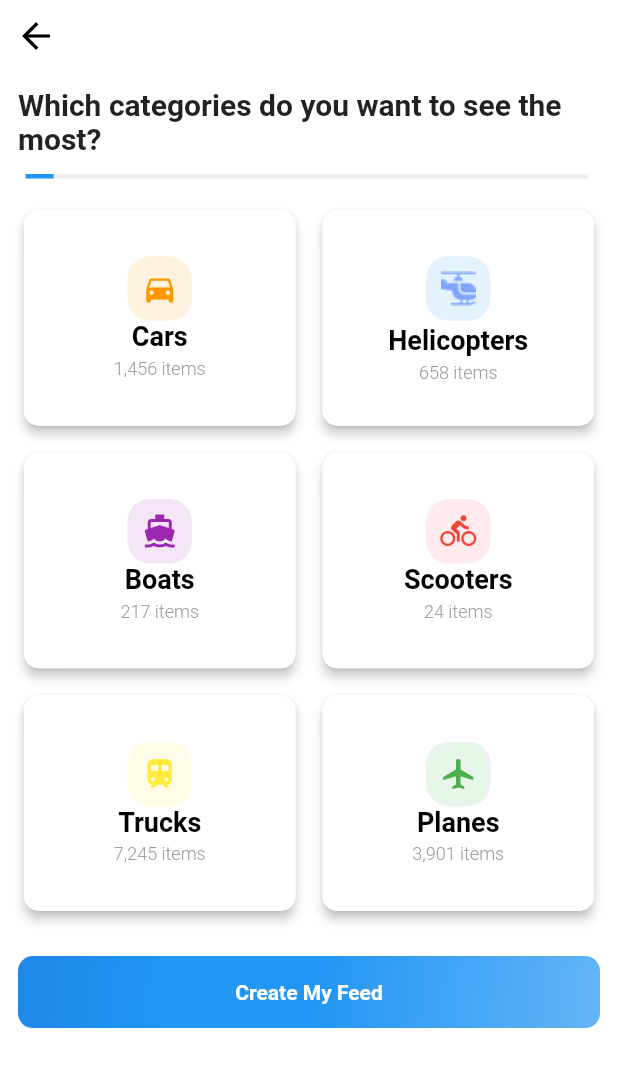
After one commit to ch-muhammad-adil/our_flutter_ui_challenges, a Flutter app: the MyHomePageScreen screen opened directly, on a phone screen of 412 x 824 dp. The commit adds this screen. Shown: the top 1067 px of the screen. Run offline on Flutter 3.47's test engine with Material 2 defaults, Android fonts, the phone set to English and light mode, and no system bars; drawn by our look-alikes of percent_indicator.

Commit message:
directory of car rental app added with complete files and implementation

```diff
--- /dev/null
+++ b/lib/car_rental_screens/home_screen.dart
@@ -0,0 +1,253 @@
+import 'package:flutter/material.dart';
+import 'package:percent_indicator/linear_percent_indicator.dart';
+
+//void main() => runApp(HomeScreen());
+
+//class HomeScreen extends StatelessWidget {
+//  // This widget is the root of your application.
+//  @override
+//  Widget build(BuildContext context) {
+//    return MaterialApp(
+//      title: 'Flutter Demo',
+//      theme: ThemeData(
+//        // This is the theme of your application.
+//        //
+//        // Try running your application with "flutter run". You'll see the
+//        // application has a blue toolbar. Then, without quitting the app, try
+//        // changing the primarySwatch below to Colors.green and then invoke
+//        // "hot reload" (press "r" in the console where you ran "flutter run",
+//        // or simply save your changes to "hot reload" in a Flutter IDE).
+//        // Notice that the counter didn't reset back to zero; the application
+//        // is not restarted.
+//        primarySwatch: Colors.blue,
+//      ),
+//      debugShowCheckedModeBanner: false,
+//      home: MyHomePage(title: ''),
+//    );
+//  }
+//}
+////
+class MyHomePageScreen extends StatefulWidget {
+//  MyHomePage({Key key, this.title}) : super(key: key);
+
+  // This widget is the home page of your application. It is stateful, meaning
+  // that it has a State object (defined below) that contains fields that affect
+  // how it looks.
+
+  // This class is the configuration for the state. It holds the values (in this
+  // case the title) provided by the parent (in this case the App widget) and
+  // used by the build method of the State. Fields in a Widget subclass are
+  // always marked "final".
+
+//  final String title;
+
+  @override
+  HomeScreen createState() => HomeScreen();
+}
+
+class HomeScreen extends State<MyHomePageScreen> {
+  @override
+  Widget build(BuildContext context) {
+    return new Scaffold(
+        backgroundColor: Colors.white,
+        resizeToAvoidBottomPadding: false,
+        body: ListView(
+          children: <Widget>[
+            Stack(
+              children: <Widget>[
+                Column(
+                  crossAxisAlignment: CrossAxisAlignment.start,
+                  children: <Widget>[
+                    Container(
+                        padding: EdgeInsets.fromLTRB(10, 10, 0, 0),
+                        child: GestureDetector(
+                          onTap: () {
+                            Navigator.pop(context);
+                          },
+                          child: Icon(
+                            Icons.arrow_back,
+                            color: Colors.black,
+                            size: 28,
+                          ),
+                        )),
+                    SizedBox(height: 20),
+                    Container(
+                        padding: EdgeInsets.fromLTRB(12, 0, 12, 0),
+                        child: Text(
+                          "Which categories do you want to see the most?",
+                          style: TextStyle(
+                              fontSize: 20, fontWeight: FontWeight.bold),
+                        )),
+                    SizedBox(height: 12),
+                    Container(
+                        child: LinearPercentIndicator(
+                          padding: EdgeInsets.fromLTRB(17, 0, 20, 0),
+                          fillColor: Colors.white,
+                          progressColor: Colors.blue,
+                          percent: 0.05,
+                          width: MediaQuery.of(context).size.width,
+                          lineHeight: 3,
+                          backgroundColor: Colors.grey[200],
+                        )),
+                    SizedBox(
+                      height: 12,
+                    ),
+                    Container(
+                      height: MediaQuery.of(context).size.height * 0.60,
+                      child: buildGrid(context),
+                    ),
+                    SizedBox(
+                      height: 12,
+                    ),
+                    Container(
+                      decoration: BoxDecoration(
+                          borderRadius: BorderRadius.circular(10),
+                          gradient: LinearGradient(
+                              begin: Alignment.topLeft,
+                              end: Alignment.bottomRight,
+                              colors: [
+                                Colors.blue[600],
+                                Colors.blue[500],
+                                Colors.blue,
+                                Colors.blue[400],
+                                Colors.blue[300]
+                              ])),
+                      margin: EdgeInsets.only(left: 12, right: 12),
+                      child: MaterialButton(
+                        minWidth: double.infinity,
+                        padding: EdgeInsets.only(left: 12, right: 12),
+                        textColor: Colors.white,
+                        child: Text(
+                          "Create My Feed",
+                          style: TextStyle(fontWeight: FontWeight.w600),
+                        ),
+                        onPressed: () {},
+                      ),
+                    )
+                  ],
+                )
+              ],
+            )
+          ],
+        ));
+  }
+
+  @override
+  Widget buildGrid(BuildContext context) {
+    return GridView.count(
+      padding: EdgeInsets.fromLTRB(0, 5, 0, 5),
+      crossAxisCount: 2,
+      shrinkWrap: true,
+      childAspectRatio: (MediaQuery.of(context).size.width - 60 / 2) / 300,
+      children: <Widget>[
+        buildTile(context, 0, "Cars", null, Icons.directions_car, "1,456 items",
+            Colors.orange, Colors.orange[50]),
+        buildTile(
+            context,
+            1,
+            "Helicopters",
+            Image.asset("assets/helicopter.png"),
+            null,
+            "658 items",
+            Colors.blue,
+            Colors.blue[50]),
+        buildTile(context, 2, "Boats", null, Icons.directions_boat, "217 items",
+            Colors.purple, Colors.purple[50]),
+        buildTile(context, 3, "Scooters", null, Icons.directions_bike,
+            "24 items", Colors.red, Colors.red[50]),
+        buildTile(context, 4, "Trucks", null, Icons.train, "7,245 items",
+            Colors.yellow, Colors.yellow[50]),
+        buildTile(context, 5, "Planes", null, Icons.airplanemode_active,
+            "3,901 items", Colors.green, Colors.green[50]),
+      ],
+    );
+  }
+
+  int _selectedIndex = -1;
+
+  @override
+  Widget buildTile(BuildContext context, int index, String heading, Image image,
+      IconData icon, String itemCount, Color color, Color backgroundColor) {
+    return Container(
+      padding: EdgeInsets.only(
+          left: index == 0 || index == 2 || index == 4 ? 12 : 5,
+          top: 0,
+          right: index == 1 || index == 3 || index == 5 ? 12 : 5,
+          bottom: 10),
+      decoration: BoxDecoration(
+          color: Colors.white, borderRadius: BorderRadius.circular(10)),
+      child: GestureDetector(
+        onTap: () {
+          setState(() {
+            _selectedIndex = index;
+          });
+          print("tapped");
+        },
+        child: Card(
+            elevation: 3,
+            shape: RoundedRectangleBorder(
+                side: BorderSide(
+                    width: 1.0,
+                    style: BorderStyle.solid,
+                    color: _selectedIndex == index && color != null
+                        ? color
+                        : Colors.white),
+                borderRadius: BorderRadius.circular(10)),
+            color: Colors.white,
+            child: Center(
+                child: Column(
+                  mainAxisAlignment: MainAxisAlignment.center,
+                  crossAxisAlignment: CrossAxisAlignment.center,
+                  children: <Widget>[
+                    Stack(
+                      alignment: Alignment(0, 0),
+                      children: <Widget>[
+                        Container(
+                          width: 43,
+                          height: 43,
+                          decoration: BoxDecoration(
+                              color: backgroundColor,
+                              borderRadius: BorderRadius.circular(15)),
+                        ),
+                        index == 1
+                            ? IconButton(
+                          icon: image,
+                          onPressed: () {},
+                        )
+                            : Icon(
+                          icon,
+                          color: color,
+                        ),
+                        index != 1
+                            ? SizedBox(
+                          height: 4,
+                        )
+                            : SizedBox(
+                          height: 0,
+                        ),
+                      ],
+                    ),
+                    Text(
+                      heading,
+                      style: TextStyle(
+                          color: Colors.black,
+                          fontSize: 18,
+                          fontWeight: FontWeight.w600),
+                    ),
+                    SizedBox(
+                      height: 4,
+                    ),
+                    Text(
+                      itemCount,
+                      style: TextStyle(
+                          color: Colors.grey,
+                          fontSize: 12,
+                          fontWeight: FontWeight.w300),
+                    )
+                  ],
+                ))),
+      ),
+//      ),
+    );
+  }
+}
--- a/pubspec.yaml
+++ b/pubspec.yaml
@@ -20,6 +20,7 @@ dependencies:
   # Use with the CupertinoIcons class for iOS style icons.
   cupertino_icons: ^0.1.2
   scoped_model: ^1.0.1
+  percent_indicator: ^1.0.13
 
 dev_dependencies:
   flutter_test:
@@ -40,6 +41,11 @@ flutter:
   # To add assets to your application, add an assets section, like this:
   assets:
     - assets/desert.jpg
+    - assets/helicopter.png
+    - assets/wall.jpg
+    - assets/profile.jpg
+    - assets/facebook.png
+    - assets/profile_2.jpg
   #  - images/a_dot_ham.jpeg
 
   # An image asset can refer to one or more resolution-specific "variants", see
```
Also changed, not shown: lib/car_rental_screens/signup_screen.dart (+346 -0 lines), lib/main.dart (+55 -3 lines), assets/facebook.png (added), assets/helicopter.png (added), assets/profile.jpg (added), assets/profile_2.jpg (added), assets/wall.jpg (added).
